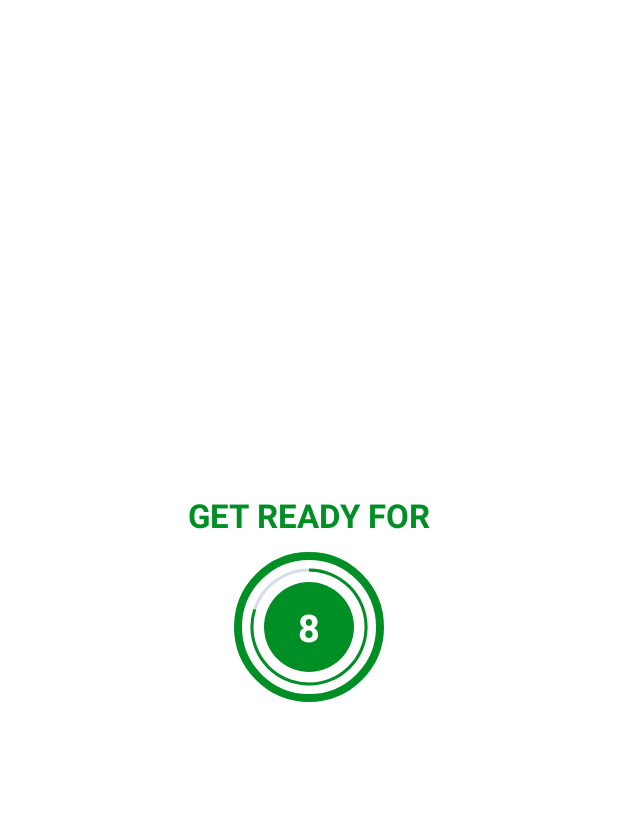
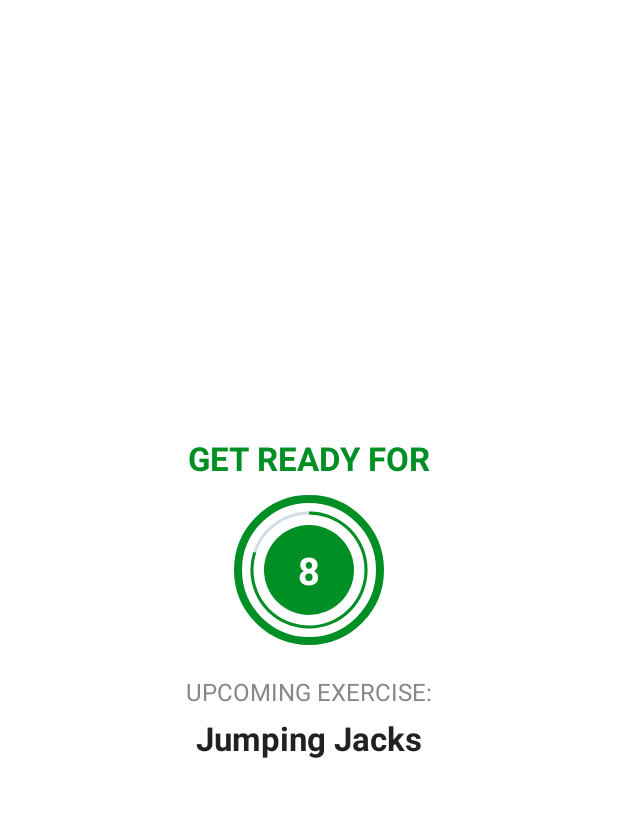
Before and after one commit to yashar-akish/Kotlin-7MinutWorkout, an Android app: the ExerciseActivity screen opened directly, with no data from a screen before it, on a phone screen of 412 x 824 dp, the part 62-879 px from its top. Run offline under Robolectric (Android 15) with nearby library versions, the phone set to English and light mode, and no system bars.

Commit message:
setting up exercise model. changing to new exercise after each time out with new image

```diff
--- /dev/null
+++ b/app/src/main/java/com/example/a7minuteworkout/Constants.kt
@@ -0,0 +1,77 @@
+package com.example.a7minuteworkout
+
+import java.util.*
+
+class Constants {
+    companion object {
+
+        fun defaultExerciseList(): ArrayList<ExerciseModel> {
+
+            val exerciseList = ArrayList<ExerciseModel>()
+
+            val jumpingJacks =
+                ExerciseModel(1, "Jumping Jacks", R.drawable.ic_jumping_jacks, false, false)
+            exerciseList.add(jumpingJacks)
+
+            val wallSit = ExerciseModel(2, "Wall Sit", R.drawable.ic_wall_sit, false, false)
+            exerciseList.add(wallSit)
+
+            val pushUp = ExerciseModel(3, "Push Up", R.drawable.ic_push_up, false, false)
+            exerciseList.add(pushUp)
+
+            val abdominalCrunch =
+                ExerciseModel(4, "Abdominal Crunch", R.drawable.ic_abdominal_crunch, false, false)
+            exerciseList.add(abdominalCrunch)
+
+            val stepUpOnChair = ExerciseModel(
+                5,
+                "Step-Up onto Chair",
+                R.drawable.ic_step_up_onto_chair,
+                false,
+                false
+            )
+            exerciseList.add(stepUpOnChair)
+
+            val squat = ExerciseModel(6, "Squat", R.drawable.ic_squat, false, false)
+            exerciseList.add(squat)
+
+            val tricepsDipOnChair = ExerciseModel(
+                7,
+                "Triceps Dip On Chair",
+                R.drawable.ic_triceps_dip_on_chair,
+                false,
+                false
+            )
+            exerciseList.add(tricepsDipOnChair)
+
+            val plank = ExerciseModel(8, "Plank", R.drawable.ic_plank, false, false)
+            exerciseList.add(plank)
+
+            val highKneesRunningInPlace = ExerciseModel(
+                9,
+                "High Knees Running In Place",
+                R.drawable.ic_high_knees_running_in_place,
+                false,
+                false
+            )
+            exerciseList.add(highKneesRunningInPlace)
+
+            val lunges = ExerciseModel(10, "Lunges", R.drawable.ic_lunge, false, false)
+            exerciseList.add(lunges)
+
+            val pushUpAndRotation = ExerciseModel(
+                11,
+                "Push up and Rotation",
+                R.drawable.ic_push_up_and_rotation,
+                false,
+                false
+            )
+            exerciseList.add(pushUpAndRotation)
+
+            val sidePlank = ExerciseModel(12, "Side Plank", R.drawable.ic_side_plank, false, false)
+            exerciseList.add(sidePlank)
+
+            return exerciseList
+        }
+    }
+}
--- a/app/src/main/java/com/example/a7minuteworkout/ExerciseActivity.kt
+++ b/app/src/main/java/com/example/a7minuteworkout/ExerciseActivity.kt
@@ -16,6 +16,9 @@ class ExerciseActivity : AppCompatActivity() {
     private var exerciseProgress = 0
     private var exerciseTimerDuration: Long = 30
 
+    private var exerciseList: ArrayList<ExerciseModel>? = null
+    private var currentExercisePosition = -1
+
     override fun onCreate(savedInstanceState: Bundle?) {
         super.onCreate(savedInstanceState)
         setContentView(R.layout.activity_exercise)
@@ -28,6 +31,8 @@ class ExerciseActivity : AppCompatActivity() {
         toolbar_exercise_activity.setNavigationOnClickListener {
             onBackPressed()
         }
+
+        exerciseList = Constants.defaultExerciseList()
 
         setupRestView()
     }
@@ -56,16 +61,21 @@ class ExerciseActivity : AppCompatActivity() {
             }
 
             override fun onFinish() {
+                currentExercisePosition++
                 setupExerciseView()
             }
         }.start()
     }
 
     private fun setupRestView() {
+        ll_restView.visibility = View.VISIBLE
+        ll_exerciseView.visibility = View.GONE
         if (restTimer != null) {
             restTimer!!.cancel()
             restProgress = 0
         }
+        tv_upcomingExerciseName.text = exerciseList!![currentExercisePosition + 1].getName()
+
         setRestProgressBar()
     }
 
@@ -84,11 +94,16 @@ class ExerciseActivity : AppCompatActivity() {
             }
 
             override fun onFinish() {
-                Toast.makeText(
-                    this@ExerciseActivity,
-                    "Here we will start the next rest screen.",
-                    Toast.LENGTH_SHORT
-                ).show()
+
+                if (currentExercisePosition < exerciseList?.size!! - 1) {
+                    setupRestView()
+                } else {
+                    Toast.makeText(
+                        this@ExerciseActivity,
+                        "You have finished the 7 minutes workout.",
+                        Toast.LENGTH_SHORT
+                    ).show()
+                }
             }
         }.start()
     }
@@ -103,5 +118,8 @@ class ExerciseActivity : AppCompatActivity() {
             exerciseProgress = 0
         }
         setExerciseProgressBar()
+
+        iv_image.setImageResource(exerciseList!![currentExercisePosition].getImage())
+        tvExerciseName.text = exerciseList!![currentExercisePosition].getName()
     }
 }
--- /dev/null
+++ b/app/src/main/java/com/example/a7minuteworkout/ExerciseModel.kt
@@ -0,0 +1,48 @@
+package com.example.a7minuteworkout
+
+class ExerciseModel(private var id: Int,
+                    private var name: String,
+                    private var image: Int,
+                    private var isCompleted: Boolean,
+                    private var isSelected: Boolean) {
+
+    fun getId(): Int {
+        return id
+    }
+
+    fun setId(id: Int) {
+        this.id = id
+    }
+
+    fun getName(): String {
+        return name
+    }
+
+    fun setName(name: String) {
+        this.name = name
+    }
+
+    fun getImage(): Int {
+        return image
+    }
+
+    fun setImage(image: Int) {
+        this.image = image
+    }
+
+    fun getIsCompleted(): Boolean {
+        return isCompleted
+    }
+
+    fun setIsCompleted(isCompleted: Boolean) {
+        this.isCompleted = isCompleted
+    }
+
+    fun getIsSelected(): Boolean {
+        return isSelected
+    }
+
+    fun setIsSelected(isSelected: Boolean) {
+        this.isSelected = isSelected
+    }
+}
--- a/app/src/main/res/layout/activity_exercise.xml
+++ b/app/src/main/res/layout/activity_exercise.xml
@@ -1,20 +1,21 @@
 <?xml version="1.0" encoding="utf-8"?>
 <RelativeLayout xmlns:android="http://schemas.android.com/apk/res/android"
+    xmlns:app="http://schemas.android.com/apk/res-auto"
     xmlns:tools="http://schemas.android.com/tools"
     android:layout_width="match_parent"
     android:layout_height="match_parent"
-    xmlns:app="http://schemas.android.com/apk/res-auto"
-    tools:context=".ExerciseActivity"
+    android:background="@color/white"
     android:orientation="vertical"
-    android:background="@color/white">
+    tools:context=".ExerciseActivity">
 
     <androidx.appcompat.widget.Toolbar
         android:id="@+id/toolbar_exercise_activity"
         android:layout_width="match_parent"
         android:layout_height="?android:attr/actionBarSize"
         android:background="@color/white"
-        app:titleTextColor="@color/primary"
-        android:theme="@style/ToolbarTheme"/>
+        android:theme="@style/ToolbarTheme"
+        app:titleTextColor="@color/primary" />
+
     <LinearLayout
         android:id="@+id/ll_restView"
         android:layout_width="match_parent"
@@ -68,6 +69,25 @@
                     tools:text="10" />
             </LinearLayout>
         </FrameLayout>
+
+        <TextView
+            android:layout_width="wrap_content"
+            android:layout_height="wrap_content"
+            android:layout_marginTop="20dp"
+            android:text="@string/upcoming_exercise"
+            android:textSize="16sp"
+            android:textColor="#888"/>
+
+        <TextView
+            android:id="@+id/tv_upcomingExerciseName"
+            android:layout_width="wrap_content"
+            android:layout_height="wrap_content"
+            android:layout_marginTop="5dp"
+            android:text="@string/exercise_name"
+            android:textColor="#212121"
+            android:textSize="22sp"
+            android:textStyle="bold" />
+
     </LinearLayout>
 
     <LinearLayout
@@ -79,6 +99,15 @@
         android:orientation="vertical"
         android:visibility="gone"
         tools:visibility="visible">
+
+        <ImageView
+            android:id="@+id/iv_image"
+            android:layout_width="match_parent"
+            android:layout_height="0dp"
+            android:layout_weight="1"
+            android:contentDescription="@string/image"
+            android:scaleType="fitXY"
+            android:src="@drawable/ic_jumping_jacks" />
 
         <TextView
             android:id="@+id/tvExerciseName"
--- a/app/src/main/res/values/strings.xml
+++ b/app/src/main/res/values/strings.xml
@@ -4,4 +4,5 @@
     <string name="str_start">START</string>
     <string name="get_ready_for">GET READY FOR</string>
     <string name="exercise_name">Exercise Name</string>
+    <string name="upcoming_exercise">UPCOMING EXERCISE:</string>
 </resources>
```
Also changed, not shown: app/src/main/res/drawable/ic_abdominal_crunch.png (added), app/src/main/res/drawable/ic_high_knees_running_in_place.png (added), app/src/main/res/drawable/ic_jumping_jacks.png (added), app/src/main/res/drawable/ic_lunge.png (added), app/src/main/res/drawable/ic_plank.png (added), app/src/main/res/drawable/ic_push_up.png (added), app/src/main/res/drawable/ic_push_up_and_rotation.png (added), app/src/main/res/drawable/ic_side_plank.png (added), app/src/main/res/drawable/ic_squat.png (added), app/src/main/res/drawable/ic_step_up_onto_chair.png (added), app/src/main/res/drawable/ic_triceps_dip_on_chair.png (added), app/src/main/res/drawable/ic_wall_sit.png (added).
